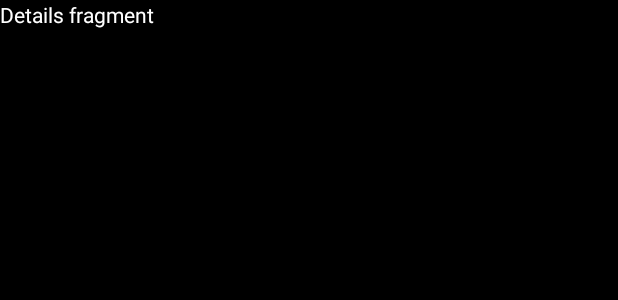
After one commit to bar199/MavTrade, an Android app: the layout fragment_details.xml on its own in the app's theme, with its tools: preview values and no code run, on a phone screen of 412 x 824 dp. The commit adds this screen. Shown: the top 300 px of the screen. Run offline under Robolectric (Android 15) with nearby library versions, the phone set to English and light mode, and no system bars.

Commit message:
Added RecyclerView item click opens DetailsFragment

```diff
--- a/app/build.gradle
+++ b/app/build.gradle
@@ -44,7 +44,8 @@ dependencies {
 
     implementation "androidx.appcompat:appcompat:${appCompatVersion}"
     implementation "com.google.android.material:material:${designSupportVersion}"
-    implementation "com.github.parse-community.Parse-SDK-Android:parse:1.18.5"
+    implementation 'com.github.parse-community.Parse-SDK-Android:parse:1.24.1'
+    implementation 'com.squareup.okhttp3:logging-interceptor:3.8.1' // for logging API calls to LogCat
 
     implementation 'com.github.bumptech.glide:glide:4.11.0'
     // Glide v4 uses this new annotation processor -- see https://bumptech.github.io/glide/doc/generatedapi.html
--- a/app/src/main/java/com/example/mavtrade/MainActivity.java
+++ b/app/src/main/java/com/example/mavtrade/MainActivity.java
@@ -4,6 +4,7 @@ import android.os.Bundle;
 import android.view.Menu;
 import android.view.MenuItem;
 
+import com.example.mavtrade.fragments.DetailsFragment;
 import com.example.mavtrade.fragments.FollowingFragment;
 import com.example.mavtrade.fragments.HomeFragment;
 import com.example.mavtrade.fragments.InboxFragment;
@@ -68,5 +69,7 @@ public class MainActivity extends AppCompatActivity {
         });
         //Set default selection
         bottomNavigationView.setSelectedItemId(R.id.action_home);
+
+
     }
 }
--- a/app/src/main/java/com/example/mavtrade/Post.java
+++ b/app/src/main/java/com/example/mavtrade/Post.java
@@ -11,12 +11,17 @@ import java.util.Date;
 @ParseClassName("Post")
 public class Post extends ParseObject {
 
+    public static final String KEY_ID = "objectId";
     public static final String KEY_USER = "user";
     public static final String KEY_TITLE = "title";
     public static final String KEY_IMAGE = "image";
     public static final String KEY_DESCRIPTION = "description";
     public static final String KEY_PRICE = "price";
     public static final String KEY_CREATED_AT = "createdAt";
+
+    public String getObjectId() {
+        return getString(KEY_ID);
+    }
 
     public ParseUser getUser() {
         return getParseUser(KEY_USER);
--- /dev/null
+++ b/app/src/main/res/layout/fragment_details.xml
@@ -0,0 +1,15 @@
+<?xml version="1.0" encoding="utf-8"?>
+<FrameLayout xmlns:android="http://schemas.android.com/apk/res/android"
+    xmlns:tools="http://schemas.android.com/tools"
+    android:layout_width="match_parent"
+    android:layout_height="match_parent"
+    tools:context=".fragments.DetailsFragment">
+
+    <!-- TODO: Update blank fragment layout -->
+    <TextView
+        android:layout_width="match_parent"
+        android:layout_height="match_parent"
+        android:text="Details fragment"
+        android:textColor="@color/white" />
+
+</FrameLayout>
--- a/app/src/main/res/layout/fragment_home.xml
+++ b/app/src/main/res/layout/fragment_home.xml
@@ -1,5 +1,6 @@
 <?xml version="1.0" encoding="utf-8"?>
 <FrameLayout xmlns:android="http://schemas.android.com/apk/res/android"
+    xmlns:app="http://schemas.android.com/apk/res-auto"
     xmlns:tools="http://schemas.android.com/tools"
     android:layout_width="match_parent"
     android:layout_height="match_parent"
@@ -14,7 +15,8 @@
             android:id="@+id/rvPosts"
             android:layout_width="match_parent"
             android:layout_height="match_parent"
-            android:padding="8dp" />
+            android:padding="8dp"
+            app:layoutManager="androidx.recyclerview.widget.GridLayoutManager" />
 
     </androidx.swiperefreshlayout.widget.SwipeRefreshLayout>
 
--- /dev/null
+++ b/app/src/main/res/values/ids.xml
@@ -0,0 +1,6 @@
+<?xml version="1.0" encoding="utf-8"?>
+<!-- Inside `res/values/ids.xml` -->
+<!-- You also need to define R.id.item_click_support using ids.xml -->
+<resources>
+    <item name="item_click_support" type="id" />
+</resources>
```
Also changed, not shown: app/src/main/java/com/example/mavtrade/ItemClickSupport.java (added, +106 -0 lines), app/src/main/java/com/example/mavtrade/PostsAdapter.java (+10 -1 lines), app/src/main/java/com/example/mavtrade/fragments/DetailsFragment.java (added, +27 -0 lines), app/src/main/java/com/example/mavtrade/fragments/HomeFragment.java (+20 -0 lines).
